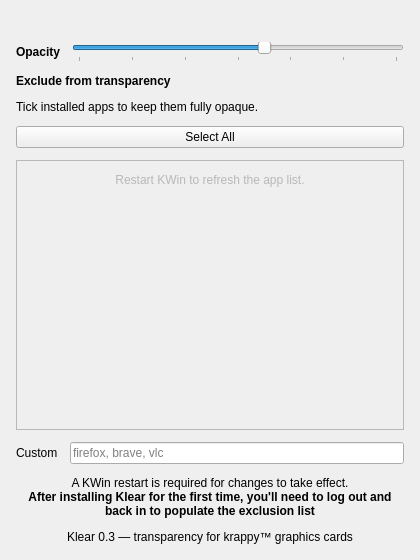
The window that contents/ui/config.ui (AaronRohrbacher/klear_kwin) describes before a commit, drawn with Qt 5.
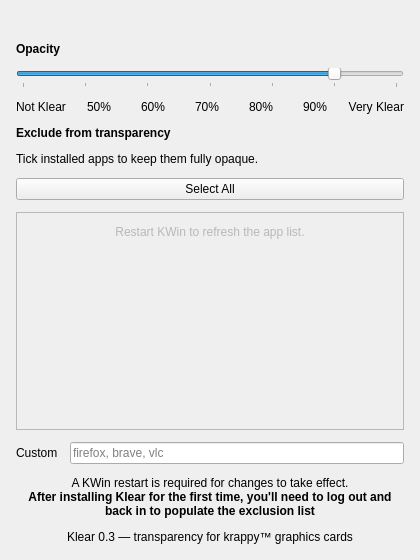
The same window after the commit. Icons and pictures are not drawn.

Commit message: Adds labels to slider

The edit to the form file:
```diff
--- a/contents/ui/config.ui
+++ b/contents/ui/config.ui
@@ -43,7 +43,7 @@
     </widget>
    </item>
    <item>
-    <layout class="QHBoxLayout" name="opacityRow">
+    <layout class="QVBoxLayout" name="opacitySection">
      <item>
       <widget class="QLabel" name="opacityLabel">
        <property name="font">
@@ -68,7 +68,7 @@
         <number>100</number>
        </property>
        <property name="value">
-        <number>75</number>
+        <number>90</number>
        </property>
        <property name="orientation">
         <enum>Qt::Orientation::Horizontal</enum>
@@ -81,6 +81,17 @@
        </property>
       </widget>
      </item>
+     <item>
+      <layout class="QHBoxLayout" name="opacityLabels">
+       <item><widget class="QLabel" name="opacityNotKlear"><property name="text"><string>Not Klear</string></property></widget></item>
+       <item><widget class="QLabel" name="opacity50"><property name="text"><string>50%</string></property><property name="alignment"><set>Qt::AlignmentFlag::AlignCenter</set></property></widget></item>
+       <item><widget class="QLabel" name="opacity60"><property name="text"><string>60%</string></property><property name="alignment"><set>Qt::AlignmentFlag::AlignCenter</set></property></widget></item>
+       <item><widget class="QLabel" name="opacity70"><property name="text"><string>70%</string></property><property name="alignment"><set>Qt::AlignmentFlag::AlignCenter</set></property></widget></item>
+       <item><widget class="QLabel" name="opacity80"><property name="text"><string>80%</string></property><property name="alignment"><set>Qt::AlignmentFlag::AlignCenter</set></property></widget></item>
+       <item><widget class="QLabel" name="opacity90"><property name="text"><string>90%</string></property><property name="alignment"><set>Qt::AlignmentFlag::AlignCenter</set></property></widget></item>
+       <item><widget class="QLabel" name="opacityVeryKlear"><property name="text"><string>Very Klear</string></property><property name="alignment"><set>Qt::AlignmentFlag::AlignRight|Qt::AlignmentFlag::AlignTrailing|Qt::AlignmentFlag::AlignVCenter</set></property></widget></item>
+      </layout>
+     </item>
     </layout>
    </item>
    <item>
```
The commit also changes 4 other files.
